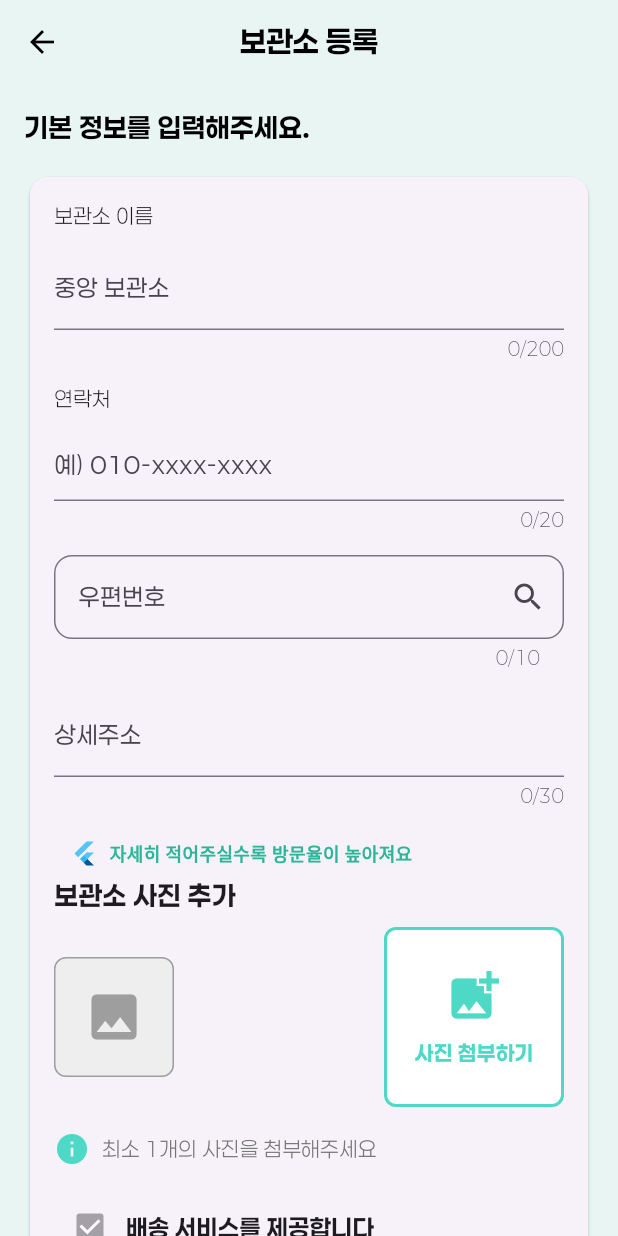
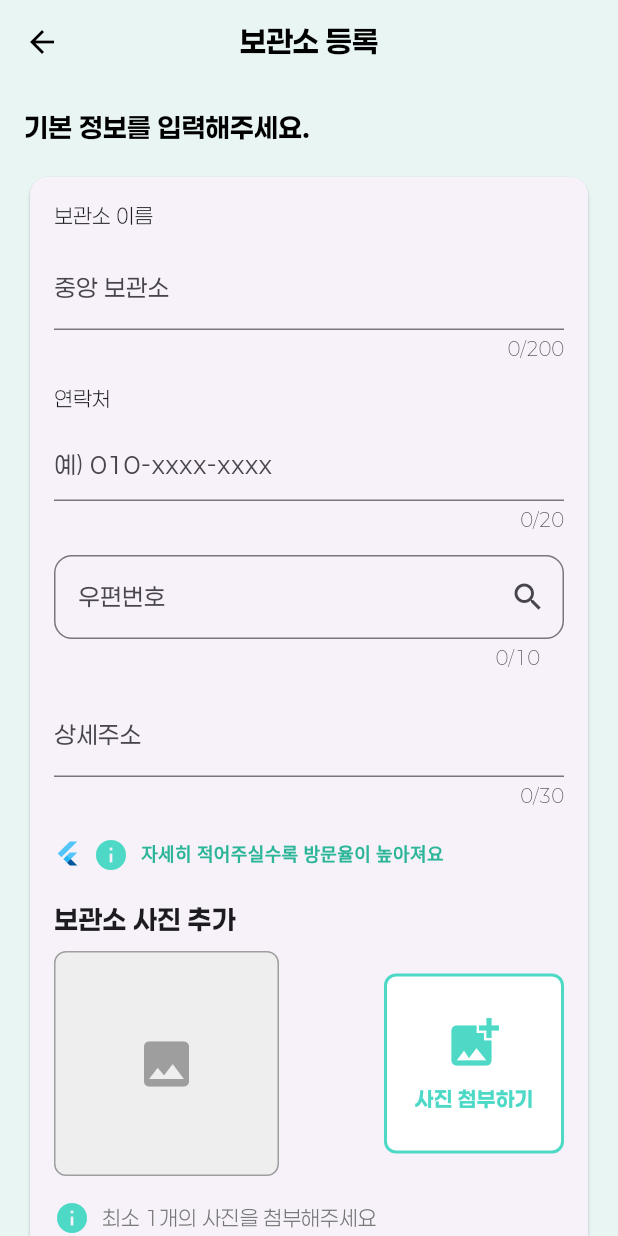
Before and after one commit to jimkanman/Bag_A_Moment, a Flutter app: the StorageRegistraterScreen screen opened directly, on a phone screen of 412 x 824 dp. Run offline on Flutter 3.47's test engine with Material 3 defaults, Android fonts, the phone set to English and light mode, and no system bars; our stand-ins replace beamer, extended_image, file_picker, flutter_secure_storage, google_maps_flutter, image_picker and 3 more; accounts and stored records are empty; network calls fail; Roboto replaces fonts that are missing (Inter).

Commit message:
보관소 등록 수정: info 오버플로우 에러

```diff
--- a/lib/screens/registerStorage.dart
+++ b/lib/screens/registerStorage.dart
@@ -182,12 +182,17 @@ class _StorageRegisterScreenState extends State<StorageRegistraterScreen> {
                           children: [
                             Container(
                               width: 18,
-                              height: 18,
+                              height: 25,
                               clipBehavior: Clip.antiAlias,
                               decoration: BoxDecoration(),
                               child: FlutterLogo(),
                             ),
                             const SizedBox(width: 8),
+                            SizedBox(height: 8),
+                          Row(
+                          children: [
+                            Icon(Icons.info, color: Color(0xFF4DD9C6)),
+                            SizedBox(width: 8),
                             Text(
                                 '자세히 적어주실수록 방문율이 높아져요',
                                 textAlign: TextAlign.center,
@@ -201,7 +206,10 @@ class _StorageRegisterScreenState extends State<StorageRegistraterScreen> {
                               ),
                             ],
                         ),
+                          ],
                         ),
+                      ),
+                      SizedBox(height: 16),
 
                       //사진 추가
                       Text(
@@ -224,8 +232,8 @@ class _StorageRegisterScreenState extends State<StorageRegistraterScreen> {
                             ),
                           )
                               : Container(
-                            height: 80,
-                            width: 80,
+                            height: 150,
+                            width: 150,
                             decoration: BoxDecoration(
                               color: Colors.grey[200],
                               borderRadius: BorderRadius.circular(8),
@@ -237,6 +245,7 @@ class _StorageRegisterScreenState extends State<StorageRegistraterScreen> {
                                   size: 40,
                                 ),
                           ),
+                          SizedBox(height: 12),
                           // 오른쪽: 사진 첨부 버튼
                           GestureDetector(
                             onTap: _pickImage, // 이미지를 선택하는 함수 호출
@@ -284,8 +293,12 @@ class _StorageRegisterScreenState extends State<StorageRegistraterScreen> {
                       Row(
                         children: [
                           Checkbox(
-                            value: true, // 기본 체크 상태
-                            onChanged: null, // 수정 불가 상태
+                            value: _deliveryService, // 기본 체크 상태
+                            onChanged: (value) {
+                              setState(() {
+                                _deliveryService = value!;
+                              });
+                            },
                           ),
                           Text(
                             '배송 서비스를 제공합니다',
@@ -318,26 +331,15 @@ class _StorageRegisterScreenState extends State<StorageRegistraterScreen> {
                                   ),
                                 ),
                                 SizedBox(width: 16),
-                                Expanded(
-                                  child: TextField(
-                                    decoration: InputDecoration(
-                                      hintText: '시작시간',
-                                      border: OutlineInputBorder(
-                                        borderRadius: BorderRadius.circular(12),
-                                      ),
-                                    ),
-                                  ),
+                                Text('운영 시간: '),
+                                TextButton(
+                                  onPressed: () => _pickTime(true),
+                                  child: Text(_openTime == null ? '시작 시간 선택' : _openTime!.format(context)),
                                 ),
                                 SizedBox(width: 16),
-                                Expanded(
-                                  child: TextField(
-                                    decoration: InputDecoration(
-                                      hintText: '종료시간',
-                                      border: OutlineInputBorder(
-                                        borderRadius: BorderRadius.circular(12),
-                                      ),
-                                    ),
-                                  ),
+                                TextButton(
+                                  onPressed: () => _pickTime(false),
+                                  child: Text(_closeTime == null ? '종료 시간 선택' : _closeTime!.format(context)),
                                 ),
                               ],
                             ),
```
Lines whose indentation alone changed are shown as unchanged.
